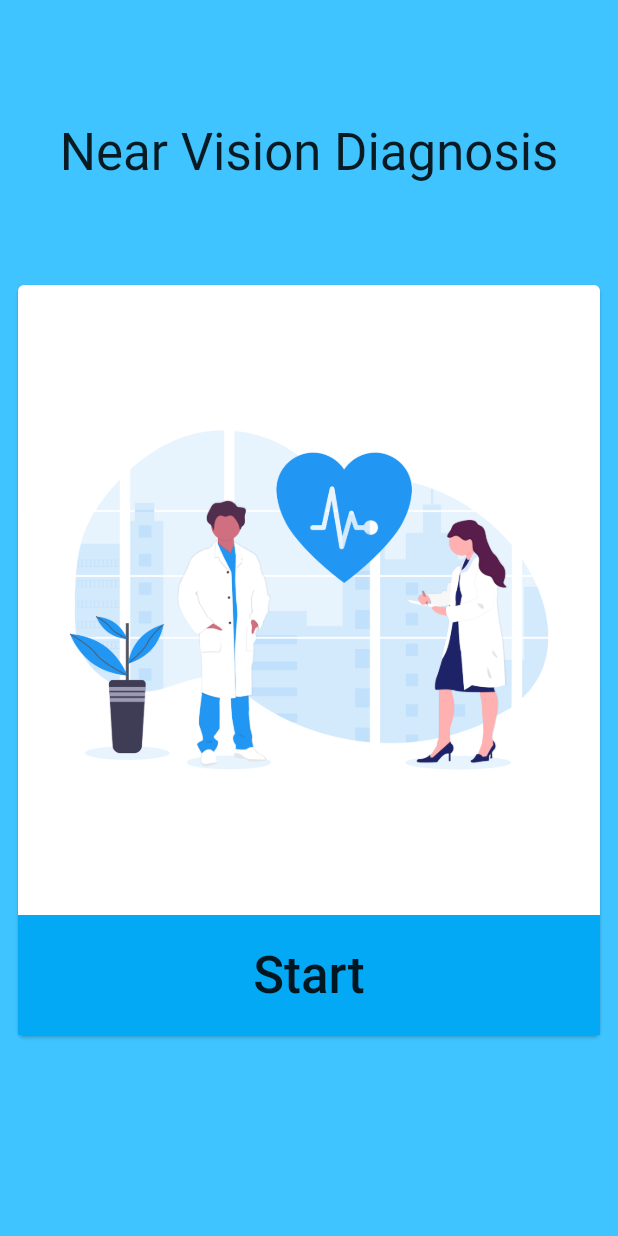
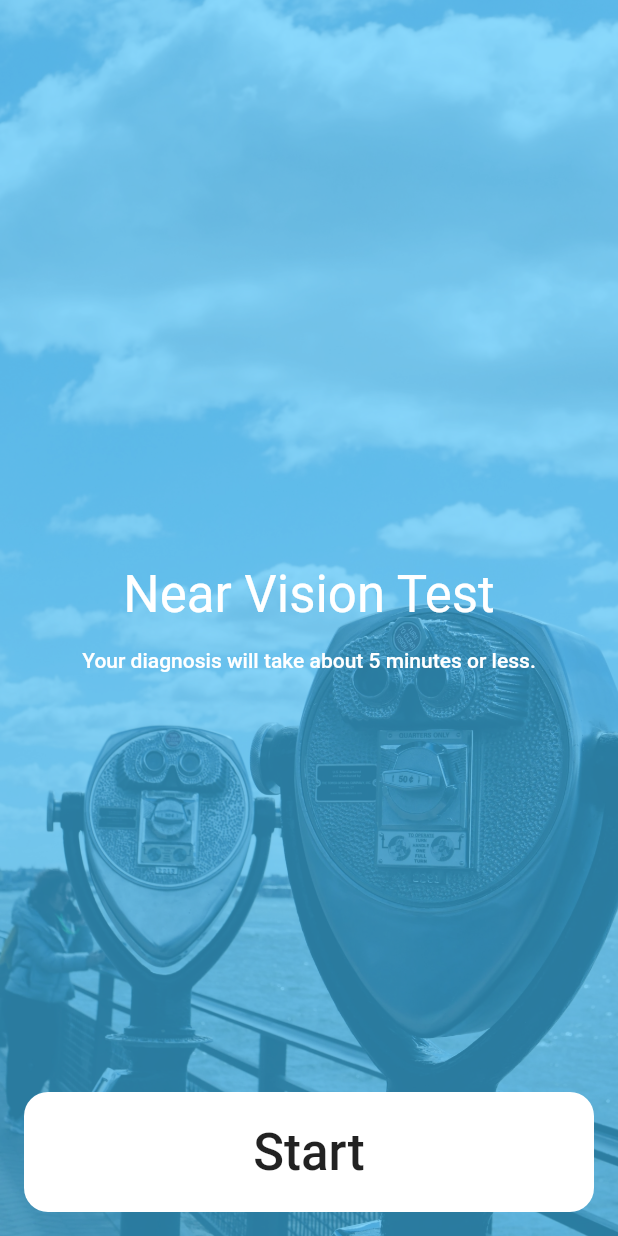
Before and after one commit to binc0/sight-check, a Flutter app: the screen it shows after launch, on a phone screen of 412 x 824 dp. Run offline on Flutter 3.47's test engine with Material 2 defaults, Android fonts, the phone set to English and light mode, and no system bars.

Commit message:
Hello World!
No tests

New Intro Card

weniger media

```diff
--- a/lib/HomePage.dart
+++ b/lib/HomePage.dart
@@ -12,35 +12,7 @@ class _HomePageState extends State<HomePage> {
   @override
   Widget build(BuildContext context) {
     return Scaffold(
-      backgroundColor: Colors.lightBlueAccent,
-      body: Column(
-        mainAxisSize: MainAxisSize.max,
-        mainAxisAlignment: MainAxisAlignment.spaceEvenly,
-        children: <Widget>[
-          Container(), // used for spacing
-          Container(
-              margin: EdgeInsets.only(left: 8.0, right: 8.0, bottom: 16.0),
-              child: Text("Near Vision Diagnosis",
-                  style:
-                      TextStyle(fontSize: 34.0, fontWeight: FontWeight.w400))),
-          Container(
-            margin: EdgeInsets.all(8.0),
-            child: Column(
-              mainAxisSize: MainAxisSize.max,
-              mainAxisAlignment: MainAxisAlignment.center,
-              children: <Widget>[
-                Column(
-                  children: <Widget>[
-                    IntroCard(),
-                  ],
-                )
-              ],
-            ),
-          ),
-          Container(), // used for spacing
-          Container(), // used for spacing
-        ],
-      ),
+      body: IntroCard(),
     );
   }
 }
--- a/lib/components/IntroCard.dart
+++ b/lib/components/IntroCard.dart
@@ -1,42 +1,66 @@
 import 'package:flutter/material.dart';
 import 'TestCard.dart';
 
-// This Widget is used to route to the near vision diagnosis page
 class IntroCard extends StatelessWidget {
   @override
   Widget build(BuildContext context) {
     return GestureDetector(
-      // Looks like a big button to support people with poor vision
-      child: Card(
-        child: SizedBox(
-          height: 500,
-          child: Center(
+      child: Stack(
+        alignment: Alignment.bottomCenter,
+        children: <Widget>[
+          // Image Background
+          Image.asset(
+            'assets/graphics/background.jpg',
+            fit: BoxFit.cover,
+            width: MediaQuery.of(context).size.width,
+            height: MediaQuery.of(context).size.height,
+          ),
+          // Blue Scrim for readability
+          Container(color: Colors.lightBlueAccent.withOpacity(0.6)),
+          // Text Container
+          Container(
+            margin: EdgeInsets.all(8.0),
             child: Column(
-              mainAxisAlignment: MainAxisAlignment.spaceBetween,
+              mainAxisAlignment: MainAxisAlignment.center,
               children: <Widget>[
-                Container(), // spacing to center the image
-                Image.asset(
-                  'assets/graphics/health.png',
-                  fit: BoxFit.contain,
-                  height: 300,
+                Text(
+                  "Near Vision Test",
+                  textAlign: TextAlign.center,
+                  style: TextStyle(
+                      color: Colors.white,
+                      fontSize: 34.0,
+                      fontWeight: FontWeight.w400),
                 ),
                 Container(
-                  height: 80,
-                  color: Colors.lightBlue,
-                  child: SizedBox.expand(
-                    child: Center(
-                      child: Text(
-                        "Start",
-                        style: TextStyle(
-                            fontSize: 34.0, fontWeight: FontWeight.w500),
-                      ),
-                    ),
-                  ),
+                  margin: EdgeInsets.all(8),
                 ),
+                Text("Your diagnosis will take about 5 minutes or less.",
+                    textAlign: TextAlign.center,
+                    style: TextStyle(
+                      color: Colors.white,
+                      fontWeight: FontWeight.w500,
+                    )),
               ],
             ),
           ),
-        ),
+          // Start Button
+          Container(
+            height: 80,
+            margin: EdgeInsets.all(16),
+            child: Center(
+              child: Text(
+                "Start",
+                style: TextStyle(fontSize: 34.0, fontWeight: FontWeight.w500),
+              ),
+            ),
+            decoration: BoxDecoration(
+              color: Colors.white,
+              borderRadius: BorderRadius.all(
+                Radius.circular(16),
+              ),
+            ),
+          ),
+        ],
       ),
       onTap: () {
         Navigator.push(
```
Also changed, not shown: assets/graphics/background.jpg (added), assets/graphics/health.png (deleted), 5 other files.
